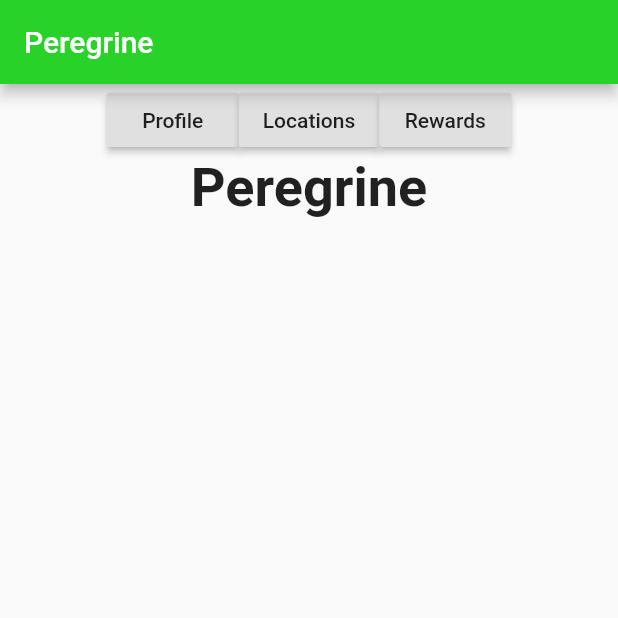
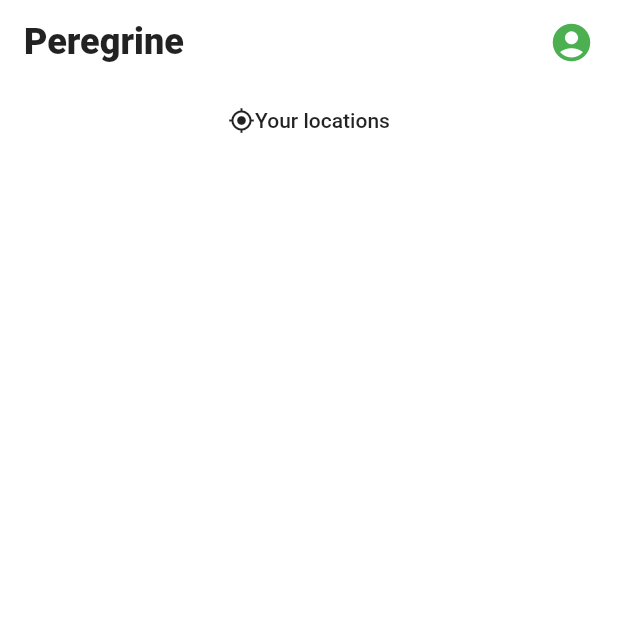
Before and after one commit to peregrine-app/peregrine_prototype, a Flutter app: the screen it shows after launch, on a phone screen of 412 x 824 dp, the top half of it. Run offline on Flutter 3.47's test engine with Material 2 defaults, Android fonts, the phone set to English and light mode, and no system bars; Roboto replaces fonts that are missing (Helvetica Neue).

Commit message:
Navigation

```diff
--- a/lib/main.dart
+++ b/lib/main.dart
@@ -1,39 +1,32 @@
 import 'package:flutter/material.dart';
+import './routes/locations.dart';
+import './routes/home_page.dart';
 
-void main() {
-  runApp(PeregrineApp());
+void main() => runApp(PeregrineApp());
+
+class PeregrineApp extends StatefulWidget {
+  @override
+  _PeregrineAppState createState() => _PeregrineAppState();
 }
 
-const AppTitle = "Peregrine";
-const HeaderActions = ["Profile", "Locations", "Rewards"];
-
-class PeregrineApp extends StatelessWidget {
+class _PeregrineAppState extends State<PeregrineApp> {
   @override
   Widget build(BuildContext context) {
     return MaterialApp(
-        home: Scaffold(
-      appBar: AppBar(
-        title: Text(AppTitle),
-        backgroundColor: Color.fromRGBO(40, 210, 40, 1),
-      ),
-      body: ListView(
-        children: [
-          Row(
-            mainAxisAlignment: MainAxisAlignment.center,
-            children: HeaderActions.map((String text) => RaisedButton(
-                  onPressed: () => {print("Pressed $text")},
-                  child: Text(text),
-                )).toList(),
+        theme: ThemeData(
+          appBarTheme: AppBarTheme(elevation: 0, brightness: Brightness.light),
+          brightness: Brightness.light,
+          fontFamily: 'Helvetica Neue',
+          primaryColor: Colors.white,
+          textTheme: TextTheme(
+            title: TextStyle(fontSize: 24, fontWeight: FontWeight.w800),
+            body1: TextStyle(fontSize: 18, fontWeight: FontWeight.w600),
           ),
-          Row(mainAxisAlignment: MainAxisAlignment.center, children: [
-            Text(AppTitle,
-                style: TextStyle(
-                  fontWeight: FontWeight.bold,
-                  fontSize: 36,
-                ))
-          ])
-        ],
-      ),
-    ));
+        ),
+        initialRoute: '/',
+        routes: {
+          '/locations': (context) => Locations(),
+        },
+        home: HomePage());
   }
 }
--- /dev/null
+++ b/lib/routes/home_page.dart
@@ -0,0 +1,46 @@
+import 'package:flutter/material.dart';
+
+const AppTitle = "Peregrine";
+
+class HomePage extends StatelessWidget {
+  @override
+  Widget build(BuildContext context) {
+    return Scaffold(
+        backgroundColor: Colors.white,
+        appBar: AppBar(
+          title:
+              Row(mainAxisAlignment: MainAxisAlignment.spaceBetween, children: [
+            Text(
+              AppTitle,
+              style: Theme.of(context).textTheme.title,
+            ),
+            Icon(
+              Icons.account_circle,
+              color: Colors.green,
+              size: 30.0,
+              semanticLabel: 'Profile picture',
+            )
+          ]),
+        ),
+        body: ListView(
+          children: [
+            Row(mainAxisAlignment: MainAxisAlignment.spaceAround, children: [
+              FlatButton(
+                  onPressed: () {
+                    Navigator.pushNamed(context, '/locations');
+                  },
+                  child: Row(
+                    children: <Widget>[
+                      Icon(
+                        Icons.my_location,
+                        size: 18,
+                        semanticLabel: 'Your locations',
+                      ),
+                      Text("Your locations")
+                    ],
+                  ))
+            ])
+          ],
+        ));
+  }
+}
--- /dev/null
+++ b/lib/routes/locations.dart
@@ -0,0 +1,23 @@
+import 'package:flutter/material.dart';
+
+class Locations extends StatelessWidget {
+  @override
+  Widget build(BuildContext context) {
+    return Scaffold(
+      backgroundColor: Colors.white,
+      appBar: AppBar(
+          title: Text(
+        "Your locations",
+        style: Theme.of(context).textTheme.title,
+      )),
+      body: Center(
+        child: Text("You have not set any locations yet"),
+      ),
+      floatingActionButton: FloatingActionButton(
+        onPressed: () {},
+        child: Icon(Icons.navigation),
+        backgroundColor: Colors.green,
+      ),
+    );
+  }
+}
```
